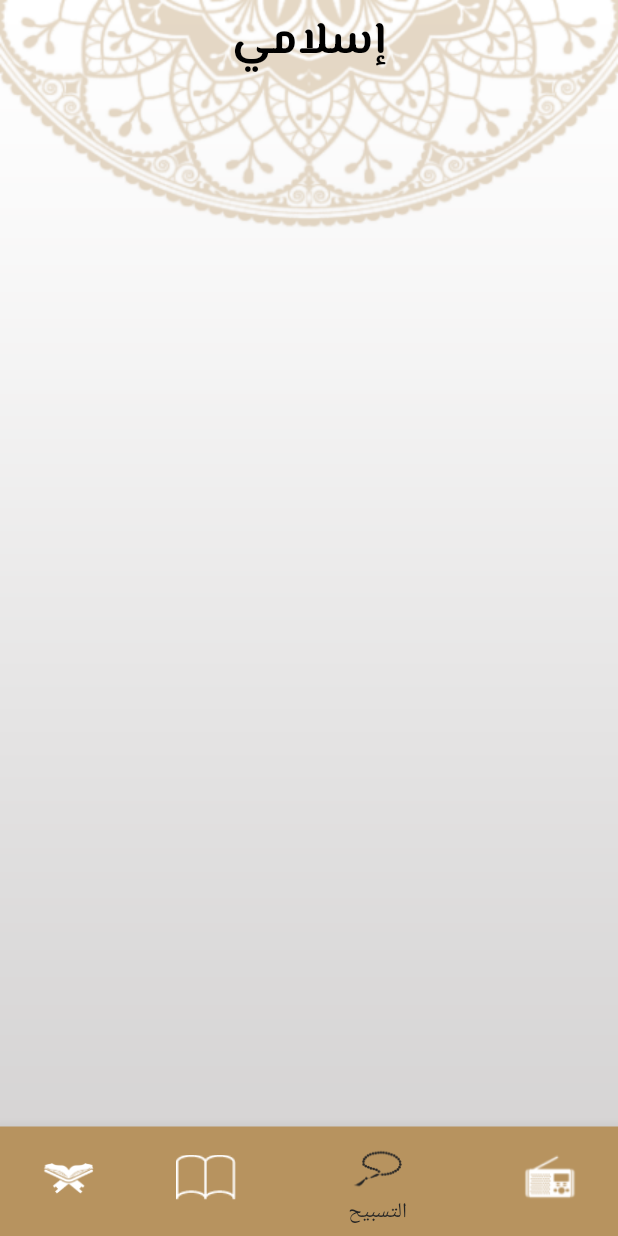
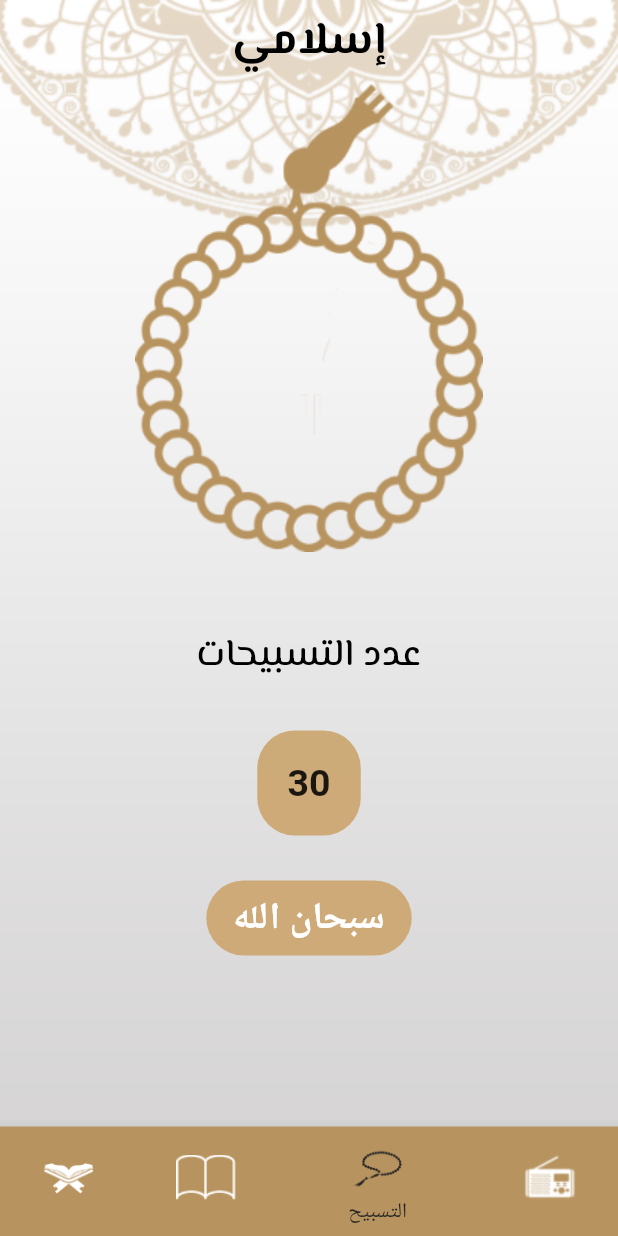
Before and after one commit to maryamyasserr/islami_application, a Flutter app: the screen it shows after launch, item 3 of the bottom bar chosen, on a phone screen of 412 x 824 dp. Run offline on Flutter 3.47's test engine with Material 2 defaults, Android fonts, the phone set to English and light mode, and no system bars; our stand-ins replace google_fonts.

Commit message:
added sebha tab in light mode

```diff
--- a/lib/home/sebha/sebha_tab.dart
+++ b/lib/home/sebha/sebha_tab.dart
@@ -3,6 +3,45 @@ import 'package:flutter/material.dart';
 class SebhaTab extends StatelessWidget {
   @override
   Widget build(BuildContext context) {
-    return Scaffold();
+    return Column(children: [
+      Center(
+          child: Image.asset(
+        'assets/images/sebha_logo.png',
+        height: 312,
+        width: 232,
+      )),
+      SizedBox(height: 50),
+      Text(
+        'عدد التسبيحات',
+        style: Theme.of(context).textTheme.titleMedium,
+      ),
+      SizedBox(height: 20),
+      Container(
+        height: 70,
+        width: 69,
+        margin: EdgeInsets.all(10),
+        decoration: BoxDecoration(
+            color: Color(0xe8cba56e), borderRadius: BorderRadius.circular(25)),
+        child: Center(
+            child: Text(
+          '30',
+          style: TextStyle(fontWeight: FontWeight.bold, fontSize: 25),
+        )),
+      ),
+      SizedBox(height: 10),
+      Container(
+        height: 50,
+        width: 137,
+        margin: EdgeInsets.all(10),
+        decoration: BoxDecoration(
+            color: Color(0xe8cba56e), borderRadius: BorderRadius.circular(25)),
+        child: Center(
+            child: Text(
+          'سبحان الله',
+          style: TextStyle(
+              fontWeight: FontWeight.bold, fontSize: 25, color: Colors.white),
+        )),
+      )
+    ]);
   }
 }
--- a/lib/my_theme.dart
+++ b/lib/my_theme.dart
@@ -21,7 +21,7 @@ class MyTheme {
           titleLarge: GoogleFonts.elMessiri(
               color: Colors.black, fontSize: 30, fontWeight: FontWeight.bold),
           titleMedium: GoogleFonts.elMessiri(
-              color: Colors.black, fontSize: 25, fontWeight: FontWeight.w700),
+              color: Colors.black, fontSize: 25, fontWeight: FontWeight.w500),
           titleSmall: GoogleFonts.elMessiri(
               color: Colors.black,
               fontSize: 20,
```
Also changed, not shown: assets/images/2.0x/sebha_logo@2x.png (added), assets/images/3.0x/sebha_logo@3x.png (added), assets/images/sebha_logo.png (added).
